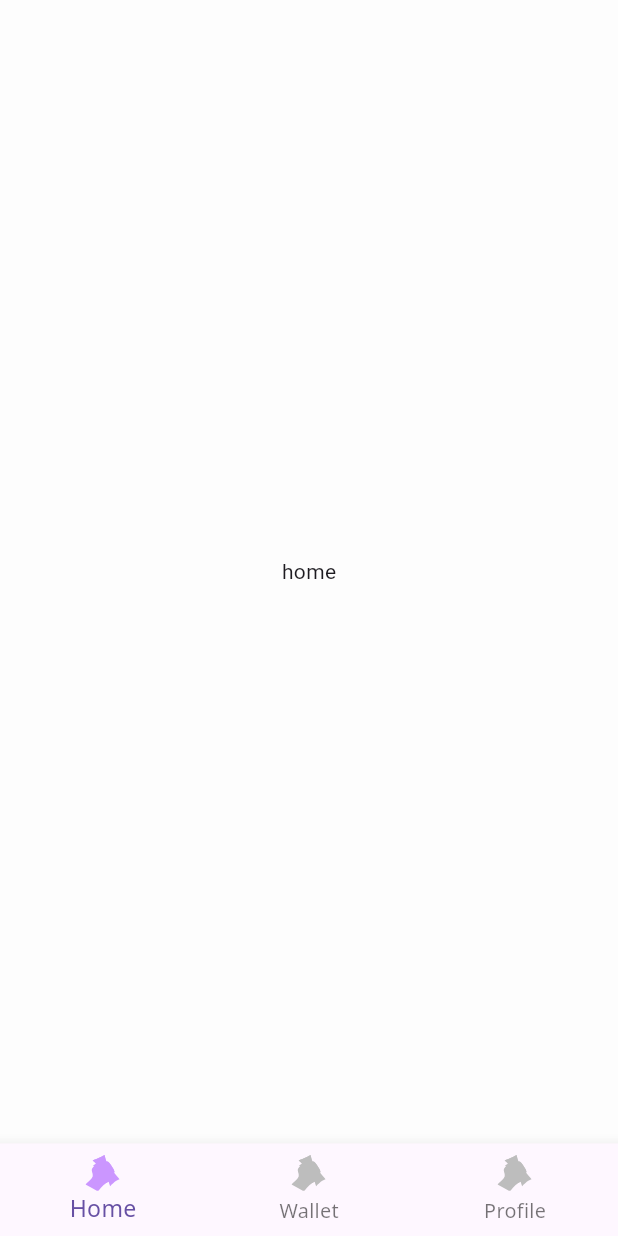
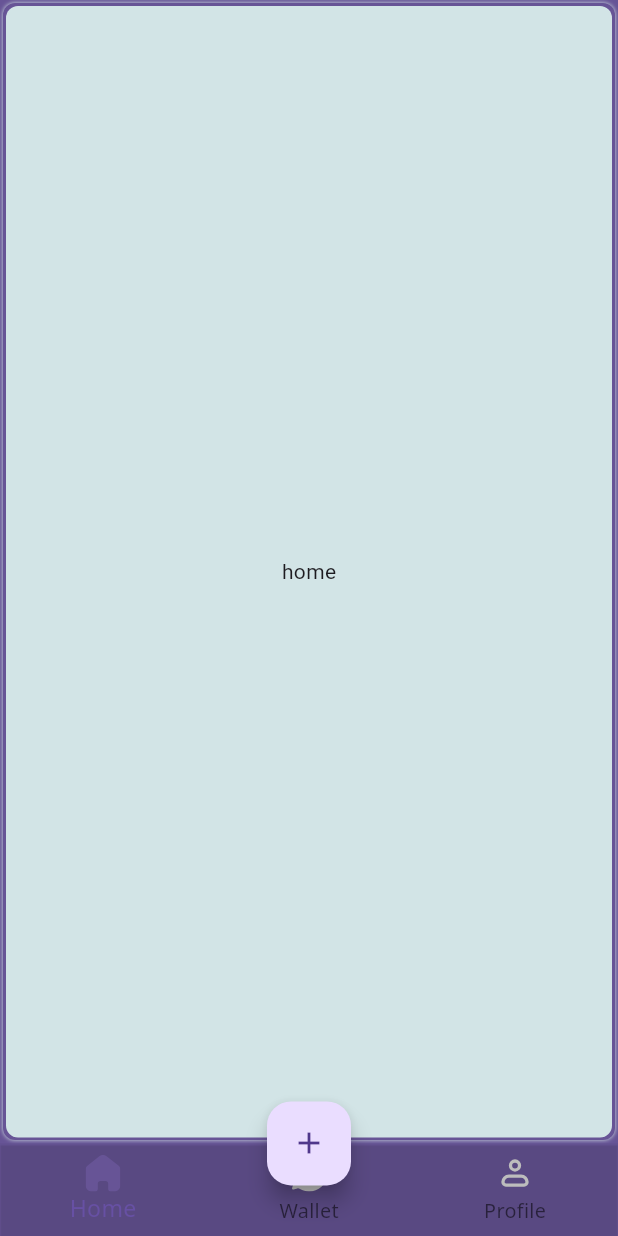
Before and after one commit to AliMekld/Masruf, a Flutter app: the screen it shows after launch, on a phone screen of 412 x 824 dp. Run offline on Flutter 3.47's test engine with Material 3 defaults, Android fonts, the phone set to English and light mode, and no system bars; our stand-ins replace flutter_screenutil, flutter_svg, go_router.

Commit message:
ADD side bar for tablet / disktop

```diff
--- a/lib/core/theme/color_pallete.dart
+++ b/lib/core/theme/color_pallete.dart
@@ -11,11 +11,11 @@ class ColorsPalette extends ThemeModel {
   ///==============================>>[dark_palette]<<=================================///
   ColorsPalette.dark({
     super.isDark = true,
-    super.primaryColor = const Color(0xffCB96FF),
-    super.secondaryColor = const Color(0xffA78F66),
+    super.primaryColor = const Color(0xff675496),
+    super.secondaryColor = const Color(0xffFDB700),
     super.backgroundColor = const Color(0xff121212),
-    super.surfaceColor = const Color(0xff1E1E1E),
-    super.primaryTextColor = const Color(0xffE0E0E0),
+    super.surfaceColor = const Color(0xff1C1B1D),
+    super.primaryTextColor = const Color(0xffE6E1E3),
     super.secondaryTextColor = const Color(0xffA0A0A0),
     super.errorColor = const Color(0xffCF6679),
     super.buttonColor = const Color(0xff03DAC5),
@@ -29,17 +29,17 @@ class ColorsPalette extends ThemeModel {
   ///==============================>>[dark_palette]<<=================================///
  ColorsPalette.light({
     super.isDark = false,
-    super.primaryColor = const Color(0xffCB96FF),
-    super.secondaryColor = const Color(0xffD1B894),
-    super.backgroundColor = const Color(0xffFDFDFD),
-    super.surfaceColor = const Color(0xffffffff),
-    super.primaryTextColor = const Color(0xff000000),
+    super.primaryColor = const Color(0xff675496),
+    super.secondaryColor = const Color(0xffFDB700),
+    super.backgroundColor = const Color(0xffD2E4E6),
+    super.surfaceColor = const Color(0xffF8F1F6),
+    super.primaryTextColor = const Color(0xff1C1B1D),
     super.secondaryTextColor = const Color(0xff757575),
     super.errorColor = const Color(0xffB00020),
     super.buttonColor = const Color(0xff6200EE),
     super.buttonDisabledColor = const Color(0xffBDBDBD),
     super.dividerColor = const Color(0xffBDBDBD),
-    super.iconColor = const Color(0xff757575),
+    super.iconColor = const Color(0xffD0E1E3),
     super.successColor = const Color(0xff27A745),
     super.watingColor = const Color(0xffFFC107),
 });
--- a/lib/main.dart
+++ b/lib/main.dart
@@ -2,9 +2,9 @@
 /// step 1- intializing app with its configurations this configutation can be used for other projects if it done will
 /// 1-core
 ///   1-theming
-///     1-color_palette
-///     2-theme_provier
-///     3-theme_model
+///     1-color_palette[done]
+///     2-theme_provier[done]
+///     3-theme_model[done]
 ///   2-localization
 //
 ///   3-api
@@ -94,8 +94,7 @@ class EntryPoint extends StatelessWidget {
       }
       return ScreenUtilInit(
         enableScaleText: () => true,
-        ensureScreenSize: true,
-        enableScaleWH: () => true,
+
         designSize: appSize,
         child: MaterialApp.router(
           theme: theme.themeData.copyWith(
--- a/lib/modules/Home/home_screen.dart
+++ b/lib/modules/Home/home_screen.dart
@@ -1,5 +1,4 @@
 import 'package:flutter/material.dart';
-import 'package:masrof/modules/MainLayout/main_layout.dart';
 import 'package:masrof/utilites/extensions.dart';
 
 class HomeScreen extends StatefulWidget {
--- a/lib/modules/MainLayout/main_layout.dart
+++ b/lib/modules/MainLayout/main_layout.dart
@@ -9,6 +9,7 @@ import 'package:masrof/gen/assets.gen.dart';
 import 'package:masrof/modules/Home/home_screen.dart';
 import 'package:masrof/modules/Profile/profile_screen.dart';
 import 'package:masrof/modules/Wallet/wallet_screen.dart';
+import 'package:masrof/utilites/constants/constamts.dart';
 import 'package:masrof/utilites/extensions.dart';
 import 'package:masrof/widgets/custom_side_bar_widget.dart';
 import 'package:provider/provider.dart';
@@ -33,24 +34,71 @@ class _MainLayoutState extends State<MainLayout> {
   Widget build(BuildContext context) {
     return Consumer<ThemeProvider>(builder: (context, theme, w) {
       return Scaffold(
+        backgroundColor: ColorsPalette.of(context).primaryColor,
         body: context.isMobile
-            ? widget.child
+            ? Container(
+                margin: const EdgeInsets.all(4),
+                decoration: BoxDecoration(
+                  boxShadow: [
+                    BoxShadow(
+                      blurRadius: 1.5,
+                      spreadRadius: 1.5,
+                      blurStyle: BlurStyle.outer,
+                      color: ColorsPalette.of(context).iconColor,
+                    )
+                  ],
+                  borderRadius: Constants.kBorderRaduis8,
+                  color: ColorsPalette.of(context).backgroundColor,
+                ),
+                child: widget.child,
+              )
             : Row(
-                children: [ CustomNavigationRail(currentIndex: currentIndex,), widget.child.expand],
+                children: [
+                  CustomNavigationRail(
+                    currentIndex: currentIndex,
+                  ),
+                  Container(
+                    margin: const EdgeInsets.all(6),
+                    decoration: BoxDecoration(
+                      boxShadow: [
+                        BoxShadow(
+                            blurRadius: 1.5,
+                            spreadRadius: 1.5,
+                            blurStyle: BlurStyle.outer,
+                            color:ColorsPalette.of(context).primaryColor,)
+                      ],
+                      borderRadius: Constants.kBorderRaduis8,
+                      color: ColorsPalette.of(context).backgroundColor,
+                    ),
+                    child: widget.child,
+                  ).expand
+                ],
               ),
+        floatingActionButtonLocation:
+            context.isMobile ? FloatingActionButtonLocation.centerDocked : null,
+        floatingActionButton: FloatingActionButton(
+          onPressed: () {},
+          child: const Icon(Icons.add),
+        ),
         bottomNavigationBar: context.isMobile
             ? BottomNavigationBar(
-              currentIndex: currentIndex,
-              unselectedLabelStyle: TextStyleHelper.of(context).bodySmall12R.copyWith(color: ColorsPalette.of(context).dividerColor),
-              selectedLabelStyle: TextStyleHelper.of(context).bodyMedium14R.copyWith(color: ColorsPalette.of(context).primaryColor),
+              elevation: 0.5,
+                backgroundColor: ColorsPalette.of(context).primaryColor.withOpacity(0.5),
+                currentIndex: currentIndex,
+                unselectedLabelStyle: TextStyleHelper.of(context)
+                    .bodySmall12R
+                    .copyWith(color: ColorsPalette.of(context).backgroundColor),
+                selectedLabelStyle: TextStyleHelper.of(context)
+                    .bodyMedium14R
+                    .copyWith(color: ColorsPalette.of(context).backgroundColor),
                 onTap: (_) {
                   setState(() {
                     currentIndex = _;
                   });
-                  context.goNamed(_menuList[currentIndex].route);
+                  context.goNamed(menuList[currentIndex].route);
                 },
                 items: [
-                  ..._menuList.map(
+                  ...menuList.map(
                     (e) => BottomNavigationBarItem(
                       icon: SvgPicture.asset(
                         e.imgSvg,
@@ -64,7 +112,6 @@ class _MainLayoutState extends State<MainLayout> {
                         ),
                       ),
                       label: e.title,
-
                     ),
                   ),
                 ],
@@ -75,26 +122,25 @@ class _MainLayoutState extends State<MainLayout> {
   }
 }
 
-
- List<MenuModel> get menuList=>_menuList;
+List<MenuModel> get menuList => _menuList;
 List<MenuModel> _menuList = [
   ///TODO :FIX ASSETS GENERATING LOGIC
   MenuModel(
     index: 0,
     title: 'Home',
-    imgSvg: Assets.images.appLogo,
+    imgSvg: Assets.images.home,
     route: HomeScreen.routerName,
   ),
   MenuModel(
     index: 1,
     title: 'Wallet',
-    imgSvg: Assets.images.appLogo,
+    imgSvg: Assets.images.messages,
     route: WalletScreen.routerName,
   ),
   MenuModel(
     index: 2,
     title: 'Profile',
-    imgSvg: Assets.images.appLogo,
+    imgSvg: Assets.images.profile,
     route: ProfileScreen.routerName,
   ),
 ];
--- a/lib/utilites/constants/constamts.dart
+++ b/lib/utilites/constants/constamts.dart
@@ -1,5 +1,9 @@
+import 'package:flutter/material.dart';
+
 class Constants{
   Constants._();
   static const String notoSansFontFamily= 'NotoSans';
   static const String agbalumoFontFamily= 'Agbalumo';
+ static BorderRadiusGeometry get kBorderRaduis16=>BorderRadius.circular(16);
+ static BorderRadiusGeometry get kBorderRaduis8=>BorderRadius.circular(8);
 }
```
Also changed, not shown: lib/gen/assets.gen.dart (+23 -1 lines), lib/widgets/custom_side_bar_widget.dart (+29 -15 lines), assets/images/app_logo2.svg (added), assets/images/home.svg (added), assets/images/menu.svg (added), assets/images/messages.svg (added), assets/images/profile.svg (added), assets/images/restore.svg (added), assets/images/save.svg (added).
